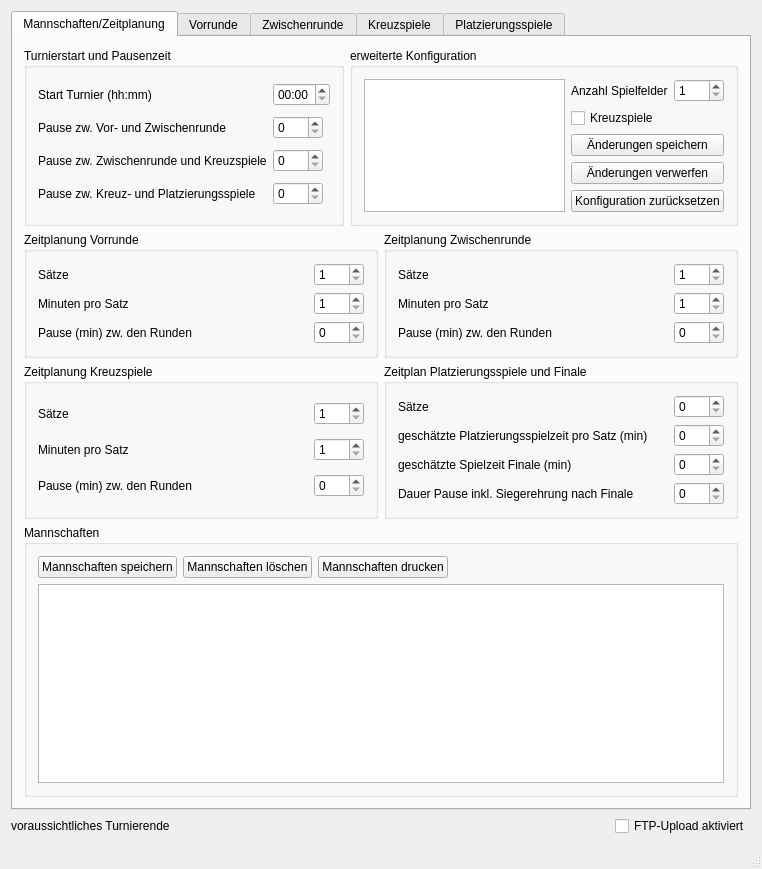
Birnbaua/Volleyball, file src/planer/mainwindow.ui: the form before one commit.
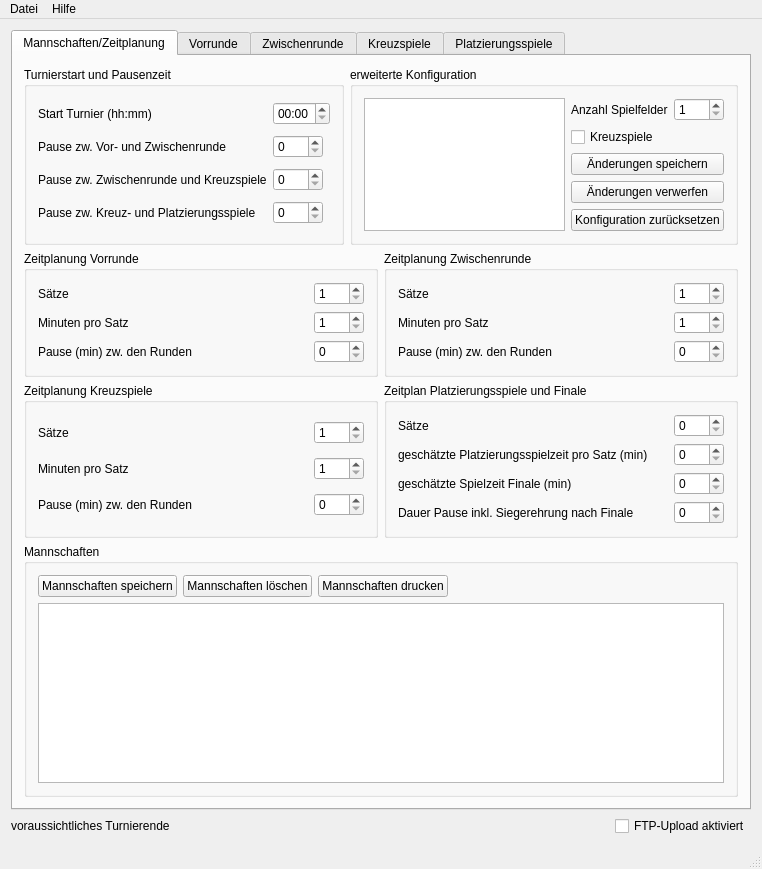
The form after the commit.

Patch:
```diff
--- a/src/planer/mainwindow.ui
+++ b/src/planer/mainwindow.ui
@@ -902,6 +902,20 @@
      <height>26</height>
     </rect>
    </property>
+   <widget class="QMenu" name="menuDatei">
+    <property name="title">
+     <string>Datei</string>
+    </property>
+    <addaction name="actionBeenden"/>
+   </widget>
+   <widget class="QMenu" name="menuHilfe">
+    <property name="title">
+     <string>Hilfe</string>
+    </property>
+    <addaction name="actionAbout"/>
+   </widget>
+   <addaction name="menuDatei"/>
+   <addaction name="menuHilfe"/>
   </widget>
   <widget class="QStatusBar" name="statusBar"/>
  </widget>
```
Left out of the diff: 10 changed lines with no effect on the pictures.
